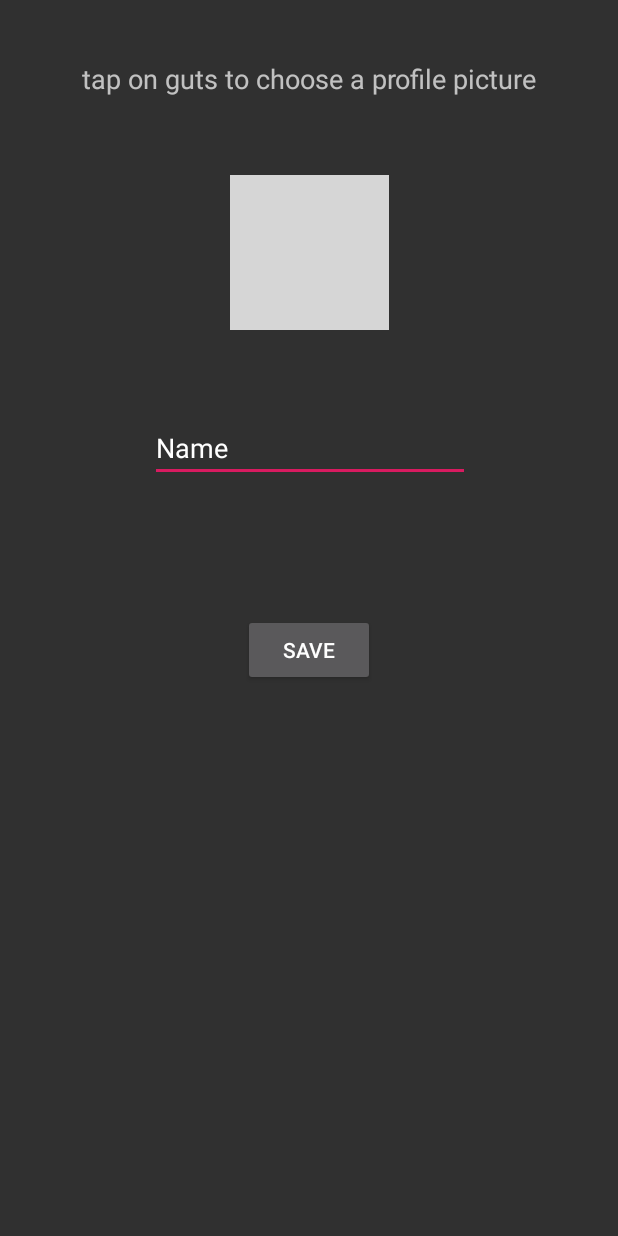
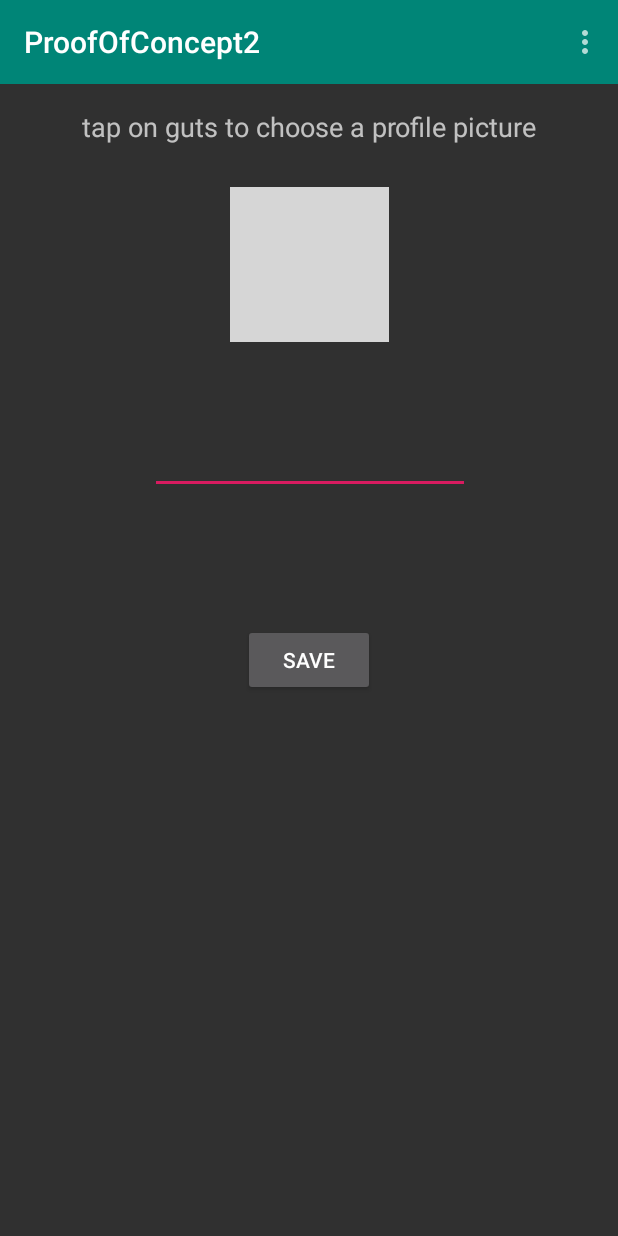
Before and after one commit to JeeJay23/ProofOfConcept2, an Android app: the ProfileScreen screen opened directly, with no data from a screen before it, on a phone screen of 412 x 824 dp. Run offline under Robolectric (Android 15) with nearby library versions, the phone set to English and light mode, and no system bars; our stand-ins replace Firebase (no records; nobody signed in at launch, a user with empty details on screens opened directly); grey boxes are pictures that could not be loaded.

Commit message:
logout toegevoegd profiel werkt voor de helft, het is mogelijk om de gebruiksnaam te behouden maar het is nog niet gelukt om dezelfde image terug te krijgen (het heeft wel door dat het niet de standaardt image is.)

```diff
--- a/app/src/main/java/com/cloutgang/proofofconcept2/ProfileScreen.java
+++ b/app/src/main/java/com/cloutgang/proofofconcept2/ProfileScreen.java
@@ -8,11 +8,16 @@
 import android.support.annotation.NonNull;
 import android.support.annotation.Nullable;
 import android.support.v7.app.AppCompatActivity;
+import android.support.v7.widget.Toolbar;
+import android.view.Menu;
+import android.view.MenuInflater;
+import android.view.MenuItem;
 import android.view.View;
 import android.widget.EditText;
 import android.widget.ImageView;
 import android.widget.Toast;
 
+import com.bumptech.glide.Glide;
 import com.google.android.gms.tasks.OnCompleteListener;
 import com.google.android.gms.tasks.OnFailureListener;
 import com.google.android.gms.tasks.OnSuccessListener;
@@ -46,6 +51,9 @@
         super.onCreate(savedInstanceState);
         setContentView(R.layout.activity_profile_screen);
 
+        Toolbar toolbar = findViewById(R.id.toolbar);
+        setSupportActionBar(toolbar);
+
         editText = (EditText) findViewById(R.id.editTextDisplayName);
         imageView = (ImageView) findViewById(R.id.imageViewProfilePicture);
 
@@ -59,6 +67,8 @@
             }
         });
 
+        loadUserInformation();
+
         findViewById(R.id.BtnSaveProfile).setOnClickListener(new View.OnClickListener() {
             @Override
             public void onClick(View v) {
@@ -67,6 +77,64 @@
         });
 
 
+    }
+
+    @Override
+    protected void onStart() {
+        super.onStart();
+
+        if(mAuth.getCurrentUser() == null){
+            finish();
+            startActivity(new Intent(this, LoginScreen.class));
+        }
+    }
+
+
+    private void loadUserInformation(){
+        FirebaseUser user = mAuth.getCurrentUser();
+
+        if(user != null) {
+            if (user.getPhotoUrl() != null) {
+                Glide.with(this)
+                        .load(user.getPhotoUrl().toString())
+                        .into(imageView);
+
+            }
+
+            if (user.getDisplayName() != null) {
+                editText.setText(user.getDisplayName());
+            }
+
+
+        }
+
+    }
+
+    @Override
+    public boolean onCreateOptionsMenu(Menu menu) {
+
+        MenuInflater inflater = getMenuInflater();
+        inflater.inflate(R.menu.menu, menu);
+
+        return true;
+    }
+
+
+    @Override
+    public boolean onOptionsItemSelected(MenuItem item) {
+
+        switch (item.getItemId()){
+            case R.id.menuLogout:
+
+                FirebaseAuth.getInstance().signOut();
+                finish();
+                startActivity(new Intent(this, LoginScreen.class));
+
+                break;
+        }
+
+
+        return true;
     }
 
     private void saveUserInformation() {
--- a/app/src/main/java/com/cloutgang/proofofconcept2/SignUpScreen.java
+++ b/app/src/main/java/com/cloutgang/proofofconcept2/SignUpScreen.java
@@ -1,9 +1,9 @@
 package com.cloutgang.proofofconcept2;
 
 import android.content.Intent;
+import android.os.Bundle;
 import android.support.annotation.NonNull;
 import android.support.v7.app.AppCompatActivity;
-import android.os.Bundle;
 import android.util.Patterns;
 import android.view.View;
 import android.widget.EditText;
@@ -13,7 +13,6 @@
 import com.google.android.gms.tasks.Task;
 import com.google.firebase.auth.AuthResult;
 import com.google.firebase.auth.FirebaseAuth;
-import com.google.firebase.auth.FirebaseAuthException;
 import com.google.firebase.auth.FirebaseAuthUserCollisionException;
 
 public class SignUpScreen extends AppCompatActivity implements View.OnClickListener {
@@ -81,6 +80,8 @@
             public void onComplete(@NonNull Task<AuthResult> task) {
                 //check if the registration succeeded
                 if(task.isSuccessful()){
+                    finish();
+                    startActivity(new Intent(SignUpScreen.this, ProfileScreen.class));
                     Toast.makeText(getApplicationContext(), "User Registered", Toast.LENGTH_SHORT).show();
                 }
                 else{
@@ -103,6 +104,7 @@
         switch(v.getId()){
             //if the clicked object was the textViewSignUp
             case R.id.textViewSignUp:
+                finish();
                 //go to the LoginScreen
                 startActivity(new Intent(this, LoginScreen.class));
                 break;
--- a/app/src/main/res/layout/activity_profile_screen.xml
+++ b/app/src/main/res/layout/activity_profile_screen.xml
@@ -7,13 +7,20 @@
     tools:context=".ProfileScreen">
 
 
+    <android.support.v7.widget.Toolbar
+        android:id="@+id/toolbar"
+        android:background="@color/colorPrimary"
+        android:layout_width="match_parent"
+        android:layout_height="wrap_content" />
+
+
     <TextView
         android:id="@+id/textView2"
         android:layout_width="wrap_content"
         android:layout_height="wrap_content"
         android:layout_marginStart="8dp"
         android:layout_marginLeft="8dp"
-        android:layout_marginTop="40dp"
+        android:layout_marginTop="72dp"
         android:layout_marginEnd="8dp"
         android:layout_marginRight="8dp"
         android:text="@string/tap_on_guts_to_choose_a_profile_picture"
@@ -62,7 +69,7 @@
         android:layout_height="103dp"
         android:layout_marginStart="8dp"
         android:layout_marginLeft="8dp"
-        android:layout_marginTop="52dp"
+        android:layout_marginTop="28dp"
         android:layout_marginEnd="8dp"
         android:layout_marginRight="8dp"
         android:contentDescription="@string/profile_image"
--- /dev/null
+++ b/app/src/main/res/menu/menu.xml
@@ -0,0 +1,10 @@
+<?xml version="1.0" encoding="utf-8"?>
+<menu xmlns:android="http://schemas.android.com/apk/res/android">
+
+
+    <item
+        android:id="@+id/menuLogout"
+        android:title="Logout"  />
+
+
+</menu>
```
Also changed, not shown: app/build.gradle (+8 -0 lines), app/src/main/java/com/cloutgang/proofofconcept2/LoginScreen.java (+11 -0 lines).
